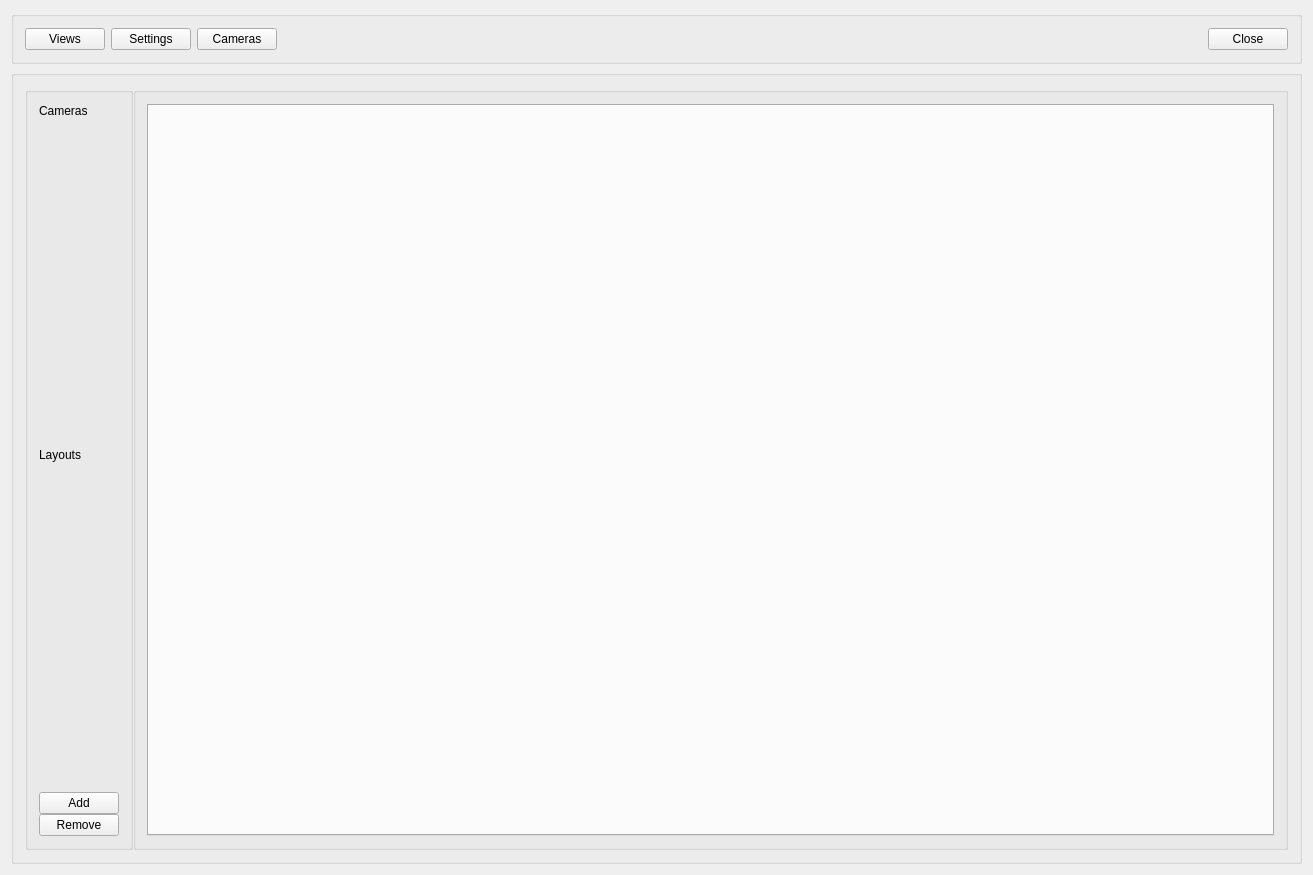
Above: mainwindow.ui from sydalirza/Centralized-CCTV-Server before the change. Below: the same form after it.
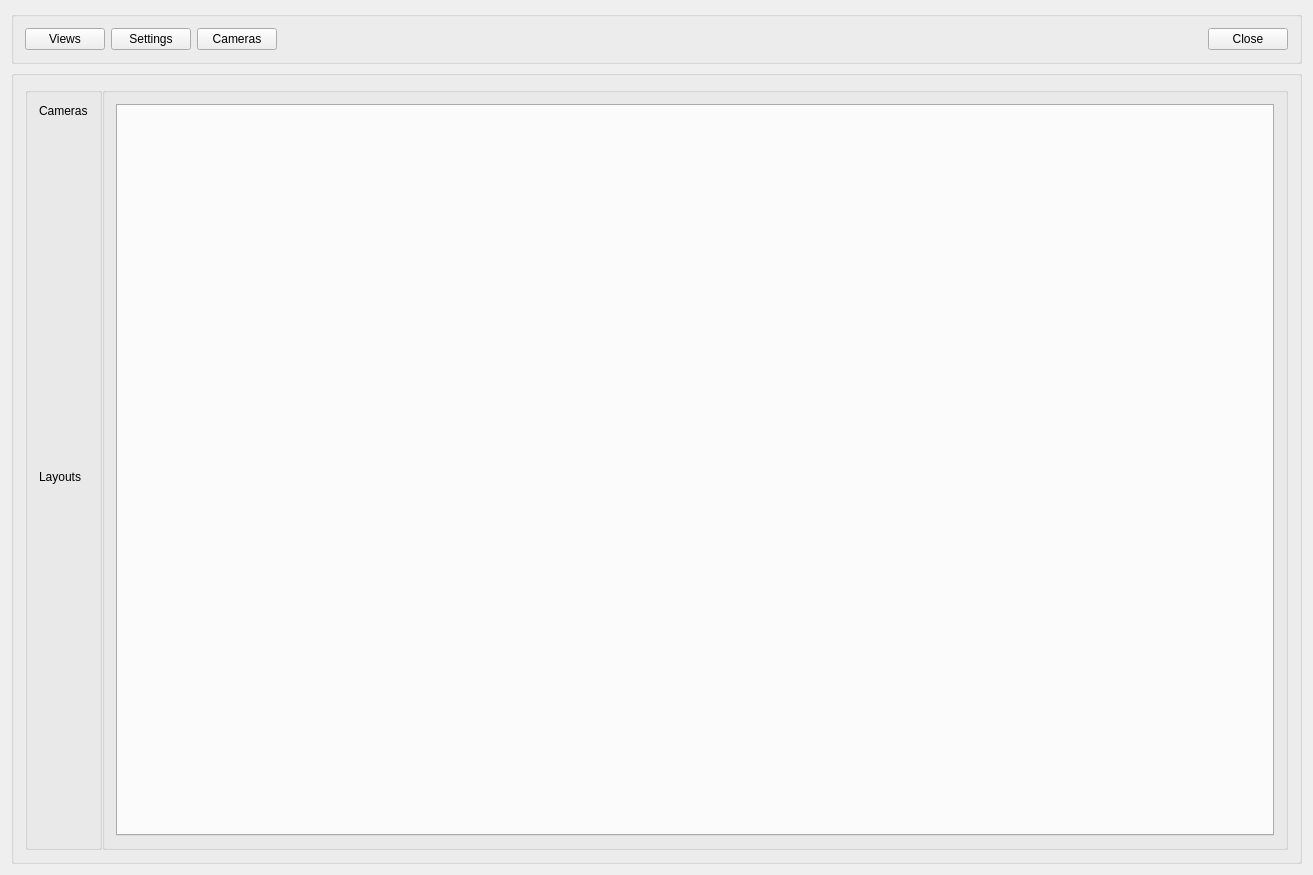
That is the form after the change.

The edit to the form file:
```diff
--- a/mainwindow.ui
+++ b/mainwindow.ui
@@ -100,7 +100,7 @@
            <property name="title">
             <string/>
            </property>
-           <layout class="QVBoxLayout" name="verticalLayout_2" stretch="0,1,0,0,1,0,0,0,0">
+           <layout class="QVBoxLayout" name="verticalLayout_2" stretch="0,1,0,0,1,0,0">
             <property name="spacing">
              <number>0</number>
             </property>
@@ -170,20 +170,6 @@
               </property>
              </spacer>
             </item>
-            <item>
-             <widget class="QPushButton" name="pushButton_2">
-              <property name="text">
-               <string>Add</string>
-              </property>
-             </widget>
-            </item>
-            <item>
-             <widget class="QPushButton" name="pushButton">
-              <property name="text">
-               <string>Remove</string>
-              </property>
-             </widget>
-            </item>
             <item>
              <layout class="QVBoxLayout" name="verticalLayout_4"/>
             </item>
```
